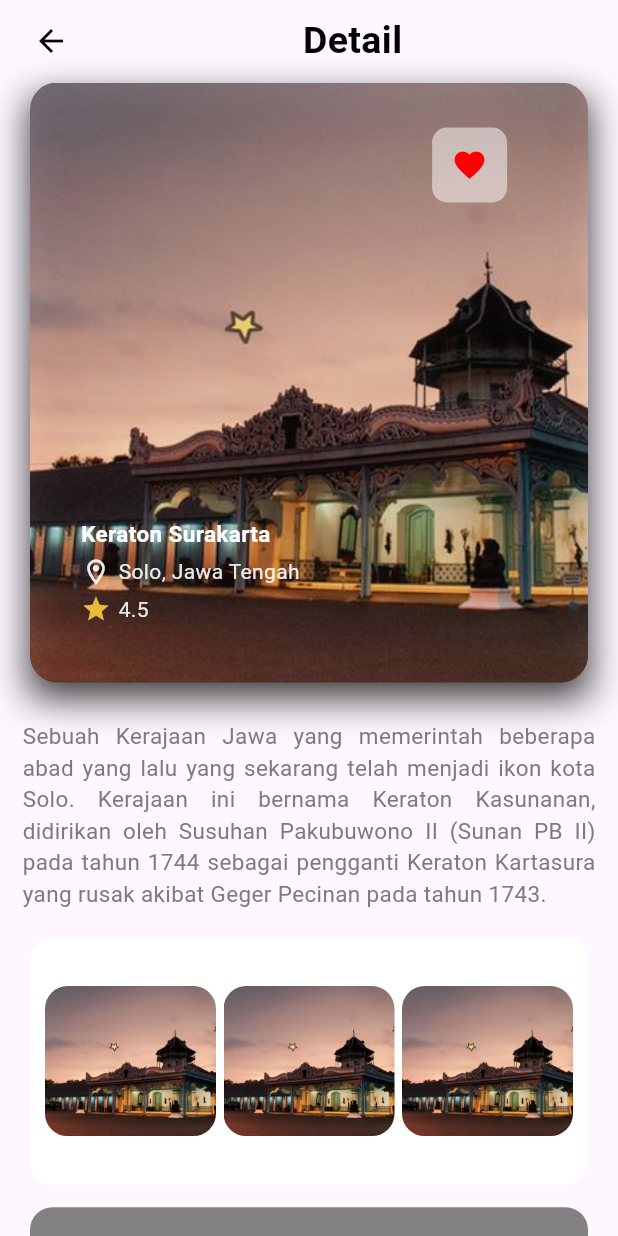
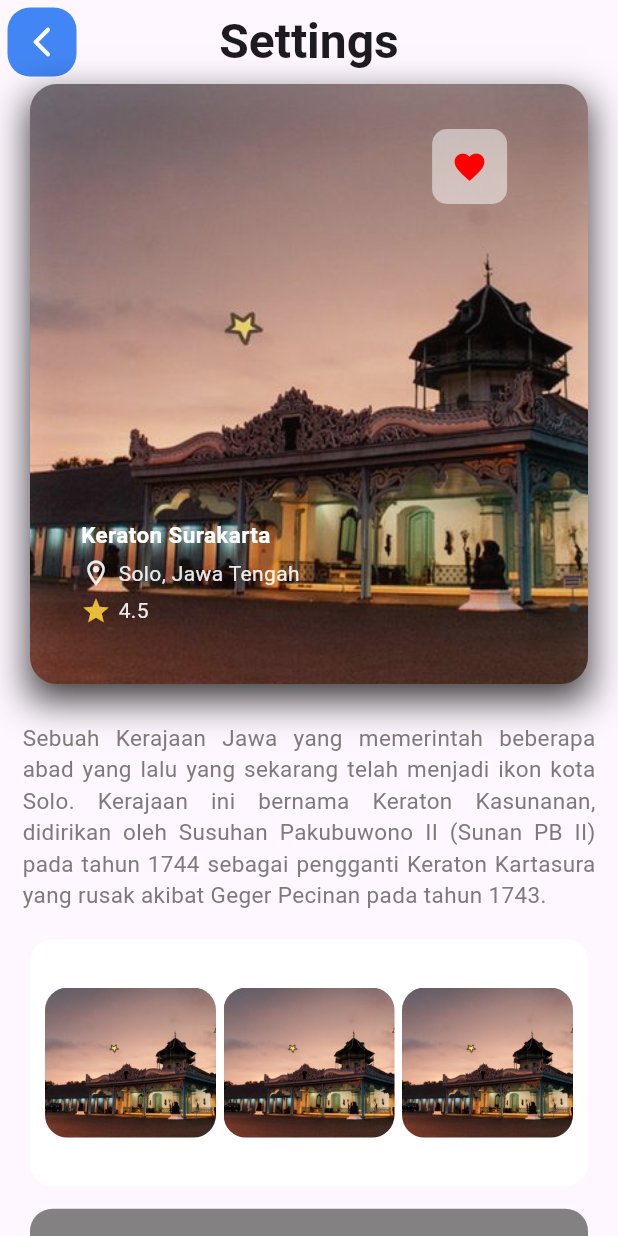
Before and after one commit to Siswadi24/travel_app_ui, a Flutter app: the DetailPage screen opened directly, on a phone screen of 412 x 824 dp. Run offline on Flutter 3.47's test engine with Material 3 defaults, Android fonts, the phone set to English and light mode, and no system bars.

Commit message:
Change file detail pages

```diff
--- a/lib/ui/Detail_page.dart
+++ b/lib/ui/Detail_page.dart
@@ -20,44 +20,7 @@ class _DetailPageState extends State<DetailPage> {
           children: <Widget>[
             SafeArea(
               top: true,
-              child: Padding(
-                padding: const EdgeInsets.only(left: 10),
-                child: SizedBox(
-                  width: double.maxFinite,
-                  height: 55,
-                  child: Row(
-                    children: <Widget>[
-                      IconButton(
-                        icon: Icon(
-                          Icons.arrow_back,
-                          color: Color(0xFF000000).withOpacity(1),
-                          size: 24,
-                        ),
-                        onPressed: () {
-                          Navigator.pop(context);
-                        },
-                      ),
-                      // Padding(
-                      //   padding: const EdgeInsets.only(left: 120),
-                      // ),
-                      Expanded(
-                        child: Align(
-                          alignment: Alignment.center,
-                          child: Text(
-                            'Detail',
-                            style: TextStyle(
-                              fontWeight: FontWeight.w600,
-                              fontSize: 25,
-                              decoration: TextDecoration.none,
-                              color: Color(0xFF000000).withOpacity(1),
-                            ),
-                          ),
-                        ),
-                      ),
-                    ],
-                  ),
-                ),
-              ),
+              child: appBarWidget(context),
             ),
             SizedBox(
               width: double.maxFinite,
@@ -371,4 +334,33 @@ class _DetailPageState extends State<DetailPage> {
       ),
     );
   }
+
+  PreferredSizeWidget appBarWidget(BuildContext context) {
+    return AppBar(
+      title: const Text(
+        "Settings",
+        style: TextStyle(
+          fontSize: 32,
+          fontWeight: FontWeight.w700,
+        ),
+      ),
+      centerTitle: true,
+      leading: Container(
+        margin: const EdgeInsets.symmetric(horizontal: 5, vertical: 5),
+        decoration: BoxDecoration(
+          color: const Color(0xFF4285F4),
+          borderRadius: BorderRadius.circular(15),
+        ),
+        child: IconButton(
+          onPressed: () {
+            Navigator.pop(context);
+          },
+          icon: const Icon(
+            Icons.arrow_back_ios_new_rounded,
+            color: Colors.white,
+          ),
+        ),
+      ),
+    );
+  }
 }
```
Also changed, not shown: pubspec.lock, 1 other file.
